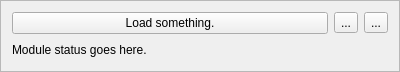
Above: gui/manager/ui_module_widget.ui from Ulm-IQO/qudi before the change. Below: the same form after it.
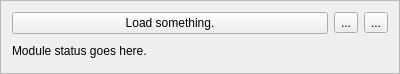
That is the form after the change. Icons and pictures are not drawn.

Commit message: Re-implemented loop scan capability as an option in the settings.  The scan icons in the GUI actions change depending on whether loop scan is activated.

Patch:
```diff
--- a/gui/manager/ui_module_widget.ui
+++ b/gui/manager/ui_module_widget.ui
@@ -7,7 +7,7 @@
     <x>0</x>
     <y>0</y>
     <width>400</width>
-    <height>72</height>
+    <height>74</height>
    </rect>
   </property>
   <property name="maximumSize">
```
Left out of the diff: 4 changed lines with no effect on the pictures. The commit also changes 2 other files.
